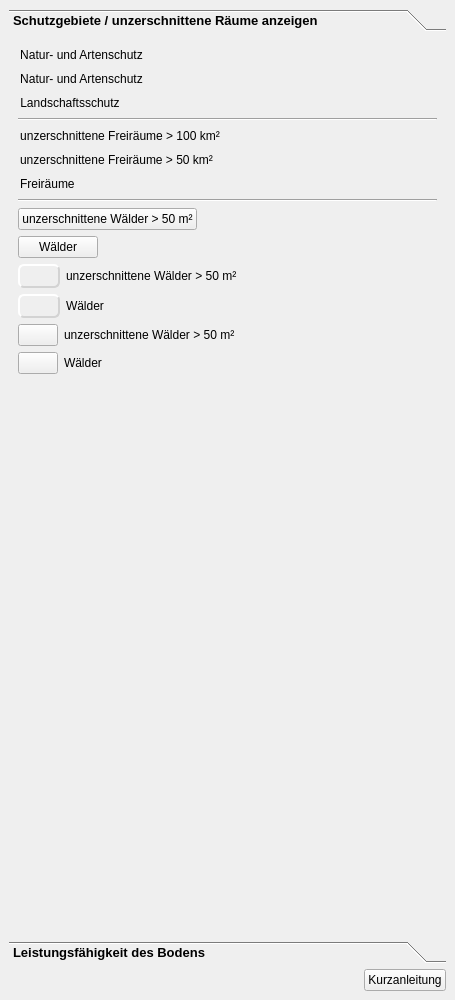
First picture: the form in projektcheck/ui/ProjektCheck_dockwidget_analysis_04-Oeko.ui, repository projektcheck/ProjektCheck-QGIS, before the edit.
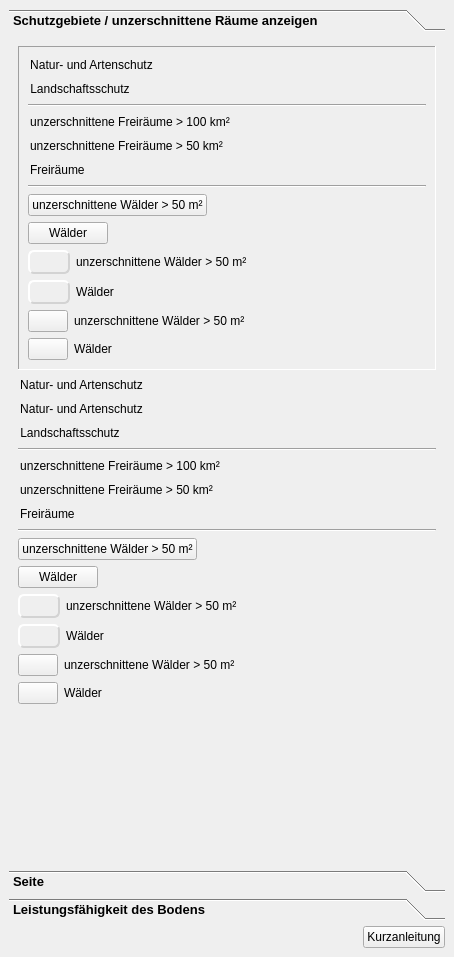
Second picture: the form after the edit. The open tabs and pages were chosen to show the change. Icons and pictures are not drawn.

What changed in the file:
```diff
--- a/projektcheck/ui/ProjektCheck_dockwidget_analysis_04-Oeko.ui
+++ b/projektcheck/ui/ProjektCheck_dockwidget_analysis_04-Oeko.ui
@@ -6,8 +6,8 @@
    <rect>
     <x>0</x>
     <y>0</y>
-    <width>455</width>
-    <height>1000</height>
+    <width>454</width>
+    <height>957</height>
    </rect>
   </property>
   <property name="styleSheet">
@@ -44,7 +44,13 @@
    <layout class="QVBoxLayout" name="verticalLayout">
     <item>
      <widget class="QToolBox" name="toolBox">
-      <property name="currentIndex">
+      <property name="frameShape">
+       <enum>QFrame::NoFrame</enum>
+      </property>
+      <property name="frameShadow">
+       <enum>QFrame::Sunken</enum>
+      </property>
+      <property name="lineWidth">
        <number>1</number>
       </property>
       <widget class="QWidget" name="page">
@@ -52,14 +58,476 @@
         <rect>
          <x>0</x>
          <y>0</y>
-         <width>437</width>
-         <height>874</height>
+         <width>436</width>
+         <height>804</height>
         </rect>
        </property>
        <attribute name="label">
         <string>Schutzgebiete / unzerschnittene Räume anzeigen</string>
        </attribute>
        <layout class="QVBoxLayout" name="verticalLayout_2">
+        <item>
+         <widget class="QFrame" name="frame_3">
+          <property name="autoFillBackground">
+           <bool>false</bool>
+          </property>
+          <property name="frameShape">
+           <enum>QFrame::Panel</enum>
+          </property>
+          <property name="frameShadow">
+           <enum>QFrame::Sunken</enum>
+          </property>
+          <layout class="QVBoxLayout" name="verticalLayout_4">
+           <item>
+            <widget class="QPushButton" name="pushButton_35">
+             <property name="sizePolicy">
+              <sizepolicy hsizetype="Fixed" vsizetype="Fixed">
+               <horstretch>0</horstretch>
+               <verstretch>0</verstretch>
+              </sizepolicy>
+             </property>
+             <property name="cursor">
+              <cursorShape>PointingHandCursor</cursorShape>
+             </property>
+             <property name="styleSheet">
+              <string notr="true">QPushButton::flat:checked{
+background-color: none;
+border-style:none;
+border-color: green;
+border-width: 0px;
+border-radius: 4px;
+padding: 2px;
+}
+QPushButton::flat{
+background-color: none;
+border-style:none;
+border-color: red;
+border-width: 0px;
+border-radius: 4px;
+padding: 2px;
+}</string>
+             </property>
+             <property name="text">
+              <string>Natur- und Artenschutz</string>
+             </property>
+             <property name="icon">
+              <iconset>
+               <normaloff>../../images/iconset_mob/20190619_iconset_mob_nature_conservation_4.png</normaloff>
+               <normalon>../../images/iconset_mob/20190619_iconset_mob_nature_conservation_5.png</normalon>../../images/iconset_mob/20190619_iconset_mob_nature_conservation_4.png</iconset>
+             </property>
+             <property name="iconSize">
+              <size>
+               <width>24</width>
+               <height>24</height>
+              </size>
+             </property>
+             <property name="checkable">
+              <bool>true</bool>
+             </property>
+             <property name="flat">
+              <bool>true</bool>
+             </property>
+            </widget>
+           </item>
+           <item>
+            <widget class="QPushButton" name="pushButton_34">
+             <property name="sizePolicy">
+              <sizepolicy hsizetype="Fixed" vsizetype="Fixed">
+               <horstretch>0</horstretch>
+               <verstretch>0</verstretch>
+              </sizepolicy>
+             </property>
+             <property name="cursor">
+              <cursorShape>PointingHandCursor</cursorShape>
+             </property>
+             <property name="text">
+              <string>Landschaftsschutz</string>
+             </property>
+             <property name="icon">
+              <iconset>
+               <normaloff>../../images/iconset_mob/20190619_iconset_mob_landscapepreservation_4_checkable.png</normaloff>
+               <normalon>../../images/iconset_mob/20190619_iconset_mob_landscapepreservation_3_checkable.png</normalon>../../images/iconset_mob/20190619_iconset_mob_landscapepreservation_4_checkable.png</iconset>
+             </property>
+             <property name="iconSize">
+              <size>
+               <width>24</width>
+               <height>24</height>
+              </size>
+             </property>
+             <property name="checkable">
+              <bool>true</bool>
+             </property>
+             <property name="flat">
+              <bool>true</bool>
+             </property>
+            </widget>
+           </item>
+           <item>
+            <widget class="Line" name="line_4">
+             <property name="orientation">
+              <enum>Qt::Horizontal</enum>
+             </property>
+            </widget>
+           </item>
+           <item>
+            <widget class="QPushButton" name="pushButton_44">
+             <property name="sizePolicy">
+              <sizepolicy hsizetype="Fixed" vsizetype="Fixed">
+               <horstretch>0</horstretch>
+               <verstretch>0</verstretch>
+              </sizepolicy>
+             </property>
+             <property name="cursor">
+              <cursorShape>PointingHandCursor</cursorShape>
+             </property>
+             <property name="text">
+              <string>unzerschnittene Freiräume &gt; 100 km²</string>
+             </property>
+             <property name="icon">
+              <iconset>
+               <normaloff>../../images/iconset_mob/20190619_iconset_mob_open_space_100_2.png</normaloff>
+               <normalon>../../images/iconset_mob/20190619_iconset_mob_open_space_100_1.png</normalon>../../images/iconset_mob/20190619_iconset_mob_open_space_100_2.png</iconset>
+             </property>
+             <property name="checkable">
+              <bool>true</bool>
+             </property>
+             <property name="flat">
+              <bool>true</bool>
+             </property>
+            </widget>
+           </item>
+           <item>
+            <widget class="QPushButton" name="pushButton_40">
+             <property name="sizePolicy">
+              <sizepolicy hsizetype="Fixed" vsizetype="Fixed">
+               <horstretch>0</horstretch>
+               <verstretch>0</verstretch>
+              </sizepolicy>
+             </property>
+             <property name="cursor">
+              <cursorShape>PointingHandCursor</cursorShape>
+             </property>
+             <property name="styleSheet">
+              <string notr="true">QPushButton::flat{
+background-color: none;
+border: 0;
+border-style:none;
+border-color: blue;
+border-width: 0px;
+border-radius: 0px;
+padding:2px;
+}</string>
+             </property>
+             <property name="text">
+              <string>unzerschnittene Freiräume &gt; 50 km²</string>
+             </property>
+             <property name="icon">
+              <iconset>
+               <normaloff>../../images/iconset_mob/20190619_iconset_mob_open_space_50_2.png</normaloff>
+               <normalon>../../images/iconset_mob/20190619_iconset_mob_open_space_50_1.png</normalon>../../images/iconset_mob/20190619_iconset_mob_open_space_50_2.png</iconset>
+             </property>
+             <property name="iconSize">
+              <size>
+               <width>24</width>
+               <height>24</height>
+              </size>
+             </property>
+             <property name="checkable">
+              <bool>true</bool>
+             </property>
+             <property name="flat">
+              <bool>true</bool>
+             </property>
+            </widget>
+           </item>
+           <item>
+            <widget class="QPushButton" name="pushButton_43">
+             <property name="sizePolicy">
+              <sizepolicy hsizetype="Fixed" vsizetype="Fixed">
+               <horstretch>0</horstretch>
+               <verstretch>0</verstretch>
+              </sizepolicy>
+             </property>
+             <property name="cursor">
+              <cursorShape>PointingHandCursor</cursorShape>
+             </property>
+             <property name="styleSheet">
+              <string notr="true">QPushButton::flat{
+background-color: none;
+border: 0;
+border-style:none;
+border-color: blue;
+border-width: 0px;
+border-radius: 0px;
+padding:2px;
+}</string>
+             </property>
+             <property name="text">
+              <string>Freiräume       </string>
+             </property>
+             <property name="icon">
+              <iconset>
+               <normaloff>../../images/iconset_mob/20190619_iconset_mob_open_space_2.png</normaloff>
+               <normalon>../../images/iconset_mob/20190619_iconset_mob_open_space_1.png</normalon>../../images/iconset_mob/20190619_iconset_mob_open_space_2.png</iconset>
+             </property>
+             <property name="iconSize">
+              <size>
+               <width>24</width>
+               <height>24</height>
+              </size>
+             </property>
+             <property name="checkable">
+              <bool>true</bool>
+             </property>
+             <property name="flat">
+              <bool>true</bool>
+             </property>
+            </widget>
+           </item>
+           <item>
+            <widget class="Line" name="line_5">
+             <property name="orientation">
+              <enum>Qt::Horizontal</enum>
+             </property>
+            </widget>
+           </item>
+           <item>
+            <widget class="QPushButton" name="pushButton_36">
+             <property name="sizePolicy">
+              <sizepolicy hsizetype="Fixed" vsizetype="Fixed">
+               <horstretch>0</horstretch>
+               <verstretch>0</verstretch>
+              </sizepolicy>
+             </property>
+             <property name="cursor">
+              <cursorShape>PointingHandCursor</cursorShape>
+             </property>
+             <property name="text">
+              <string>unzerschnittene Wälder &gt; 50 m²</string>
+             </property>
+             <property name="icon">
+              <iconset>
+               <normaloff>../../images/iconset_mob/20190619_iconset_mob_forest_50_2.png</normaloff>
+               <normalon>../../images/iconset_mob/20190619_iconset_mob_forest_50_1.png</normalon>../../images/iconset_mob/20190619_iconset_mob_forest_50_2.png</iconset>
+             </property>
+             <property name="checkable">
+              <bool>true</bool>
+             </property>
+             <property name="flat">
+              <bool>false</bool>
+             </property>
+            </widget>
+           </item>
+           <item>
+            <widget class="QPushButton" name="pushButton_33">
+             <property name="sizePolicy">
+              <sizepolicy hsizetype="Fixed" vsizetype="Fixed">
+               <horstretch>0</horstretch>
+               <verstretch>0</verstretch>
+              </sizepolicy>
+             </property>
+             <property name="cursor">
+              <cursorShape>PointingHandCursor</cursorShape>
+             </property>
+             <property name="text">
+              <string>Wälder</string>
+             </property>
+             <property name="icon">
+              <iconset>
+               <normaloff>../../images/iconset_mob/20190619_iconset_mob_forest_2.png</normaloff>
+               <normalon>../../images/iconset_mob/20190619_iconset_mob_forest_1.png</normalon>../../images/iconset_mob/20190619_iconset_mob_forest_2.png</iconset>
+             </property>
+             <property name="checkable">
+              <bool>true</bool>
+             </property>
+             <property name="flat">
+              <bool>false</bool>
+             </property>
+            </widget>
+           </item>
+           <item>
+            <layout class="QFormLayout" name="formLayout_3">
+             <item row="0" column="0">
+              <widget class="QPushButton" name="pushButton_38">
+               <property name="sizePolicy">
+                <sizepolicy hsizetype="Fixed" vsizetype="Fixed">
+                 <horstretch>0</horstretch>
+                 <verstretch>0</verstretch>
+                </sizepolicy>
+               </property>
+               <property name="cursor">
+                <cursorShape>PointingHandCursor</cursorShape>
+               </property>
+               <property name="styleSheet">
+                <string notr="true">QPushButton::flat:checked{
+background-color: none;
+border-style:inset;
+border-color: dimgrey;
+border-width: 2px;
+border-radius: 6px;
+padding: 3px;
+}
+QPushButton::flat{
+background-color: none;
+border-style:outset;
+border-color: lightgrey;
+border-width: 2px;
+border-radius: 6px;
+padding: 3px;
+}</string>
+               </property>
+               <property name="text">
+                <string/>
+               </property>
+               <property name="icon">
+                <iconset>
+                 <normaloff>../../images/iconset_mob/20190619_iconset_mob_forest_50_2.png</normaloff>
+                 <normalon>../../images/iconset_mob/20190619_iconset_mob_forest_50_1.png</normalon>../../images/iconset_mob/20190619_iconset_mob_forest_50_2.png</iconset>
+               </property>
+               <property name="checkable">
+                <bool>true</bool>
+               </property>
+               <property name="flat">
+                <bool>true</bool>
+               </property>
+              </widget>
+             </item>
+             <item row="1" column="0">
+              <widget class="QPushButton" name="pushButton_39">
+               <property name="sizePolicy">
+                <sizepolicy hsizetype="Fixed" vsizetype="Fixed">
+                 <horstretch>0</horstretch>
+                 <verstretch>0</verstretch>
+                </sizepolicy>
+               </property>
+               <property name="cursor">
+                <cursorShape>PointingHandCursor</cursorShape>
+               </property>
+               <property name="styleSheet">
+                <string notr="true">QPushButton::flat:checked{
+background-color: none;
+border-style:inset;
+border-color: dimgrey;
+border-width: 2px;
+border-radius: 6px;
+padding: 3px;
+}
+QPushButton::flat{
+background-color: none;
+border-style:outset;
+border-color: lightgrey;
+border-width: 2px;
+border-radius: 6px;
+padding: 3px;
+}</string>
+               </property>
+               <property name="text">
+                <string/>
+               </property>
+               <property name="icon">
+                <iconset>
+                 <normaloff>../../images/iconset_mob/20190619_iconset_mob_forest_2.png</normaloff>
+                 <normalon>../../images/iconset_mob/20190619_iconset_mob_forest_1.png</normalon>../../images/iconset_mob/20190619_iconset_mob_forest_2.png</iconset>
+               </property>
+               <property name="checkable">
+                <bool>true</bool>
+               </property>
+               <property name="flat">
+                <bool>true</bool>
+               </property>
+              </widget>
+             </item>
+             <item row="0" column="1">
+              <widget class="QLabel" name="label_8">
+               <property name="text">
+                <string>unzerschnittene Wälder &gt; 50 m²</string>
+               </property>
+              </widget>
+             </item>
+             <item row="1" column="1">
+              <widget class="QLabel" name="label_9">
+               <property name="text">
+                <string>Wälder</string>
+               </property>
+              </widget>
+             </item>
+            </layout>
+           </item>
+           <item>
+            <layout class="QFormLayout" name="formLayout_4">
+             <item row="0" column="0">
+              <widget class="QPushButton" name="pushButton_41">
+               <property name="sizePolicy">
+                <sizepolicy hsizetype="Fixed" vsizetype="Fixed">
+                 <horstretch>0</horstretch>
+                 <verstretch>0</verstretch>
+                </sizepolicy>
+               </property>
+               <property name="cursor">
+                <cursorShape>PointingHandCursor</cursorShape>
+               </property>
+               <property name="text">
+                <string/>
+               </property>
+               <property name="icon">
+                <iconset>
+                 <normaloff>../../images/iconset_mob/20190619_iconset_mob_forest_50_2.png</normaloff>
+                 <normalon>../../images/iconset_mob/20190619_iconset_mob_forest_50_1.png</normalon>../../images/iconset_mob/20190619_iconset_mob_forest_50_2.png</iconset>
+               </property>
+               <property name="checkable">
+                <bool>true</bool>
+               </property>
+               <property name="flat">
+                <bool>false</bool>
+               </property>
+              </widget>
+             </item>
+             <item row="1" column="0">
+              <widget class="QPushButton" name="pushButton_42">
+               <property name="sizePolicy">
+                <sizepolicy hsizetype="Fixed" vsizetype="Fixed">
+                 <horstretch>0</horstretch>
+                 <verstretch>0</verstretch>
+                </sizepolicy>
+               </property>
+               <property name="cursor">
+                <cursorShape>PointingHandCursor</cursorShape>
+               </property>
+               <property name="text">
+                <string/>
+               </property>
+               <property name="icon">
+                <iconset>
+                 <normaloff>../../images/iconset_mob/20190619_iconset_mob_forest_2.png</normaloff>
+                 <normalon>../../images/iconset_mob/20190619_iconset_mob_forest_1.png</normalon>../../images/iconset_mob/20190619_iconset_mob_forest_2.png</iconset>
+               </property>
+               <property name="checkable">
+                <bool>true</bool>
+               </property>
+               <property name="flat">
+                <bool>false</bool>
+               </property>
+              </widget>
+             </item>
+             <item row="0" column="1">
+              <widget class="QLabel" name="label_10">
+               <property name="text">
+                <string>unzerschnittene Wälder &gt; 50 m²</string>
+               </property>
+              </widget>
+             </item>
+             <item row="1" column="1">
+              <widget class="QLabel" name="label_11">
+               <property name="text">
+                <string>Wälder</string>
+               </property>
+              </widget>
+             </item>
+            </layout>
+           </item>
+          </layout>
+         </widget>
+        </item>
         <item>
          <widget class="QPushButton" name="pushButton">
           <property name="sizePolicy">
@@ -210,6 +678,17 @@
           <property name="cursor">
            <cursorShape>PointingHandCursor</cursorShape>
           </property>
+          <property name="styleSheet">
+           <string notr="true">QPushButton::flat{
+background-color: none;
+border: 0;
+border-style:none;
+border-color: blue;
+border-width: 0px;
+border-radius: 0px;
+padding:2px;
+}</string>
+          </property>
           <property name="text">
            <string>unzerschnittene Freiräume &gt; 50 km²</string>
           </property>
@@ -218,6 +697,12 @@
             <normaloff>../../images/iconset_mob/20190619_iconset_mob_open_space_50_2.png</normaloff>
             <normalon>../../images/iconset_mob/20190619_iconset_mob_open_space_50_1.png</normalon>../../images/iconset_mob/20190619_iconset_mob_open_space_50_2.png</iconset>
           </property>
+          <property name="iconSize">
+           <size>
+            <width>24</width>
+            <height>24</height>
+           </size>
+          </property>
           <property name="checkable">
            <bool>true</bool>
           </property>
@@ -237,6 +722,17 @@
           <property name="cursor">
            <cursorShape>PointingHandCursor</cursorShape>
           </property>
+          <property name="styleSheet">
+           <string notr="true">QPushButton::flat{
+background-color: none;
+border: 0;
+border-style:none;
+border-color: blue;
+border-width: 0px;
+border-radius: 0px;
+padding:2px;
+}</string>
+          </property>
           <property name="text">
            <string>Freiräume       </string>
           </property>
@@ -245,6 +741,12 @@
             <normaloff>../../images/iconset_mob/20190619_iconset_mob_open_space_2.png</normaloff>
             <normalon>../../images/iconset_mob/20190619_iconset_mob_open_space_1.png</normalon>../../images/iconset_mob/20190619_iconset_mob_open_space_2.png</iconset>
           </property>
+          <property name="iconSize">
+           <size>
+            <width>24</width>
+            <height>24</height>
+           </size>
+          </property>
           <property name="checkable">
            <bool>true</bool>
           </property>
@@ -509,6 +1011,11 @@
         </item>
        </layout>
       </widget>
+      <widget class="QWidget" name="page_3">
+       <attribute name="label">
+        <string>Seite</string>
+       </attribute>
+      </widget>
       <widget class="QWidget" name="page_2">
        <property name="geometry">
         <rect>
```
Left out of the diff: 7 changed lines with no effect on the pictures.
